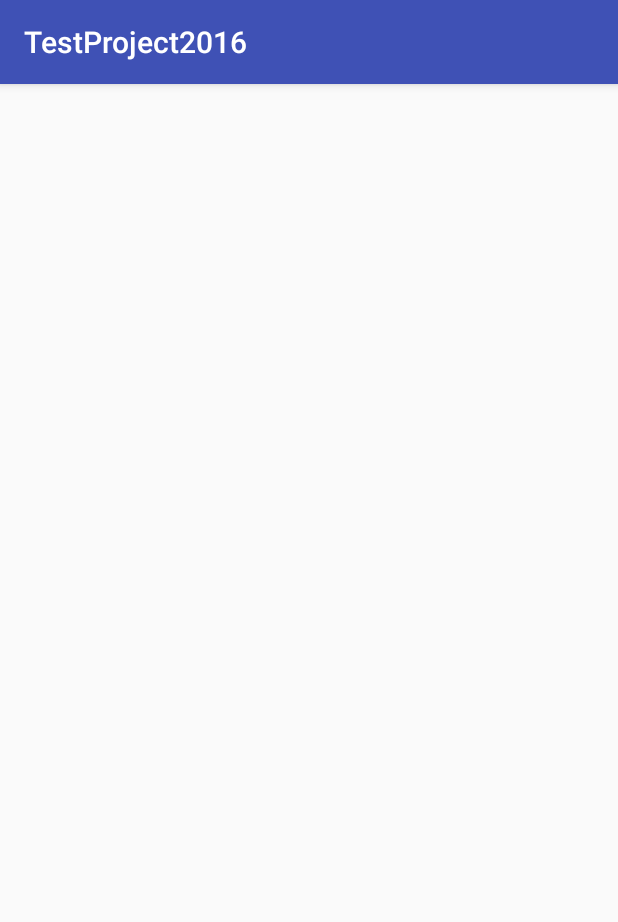
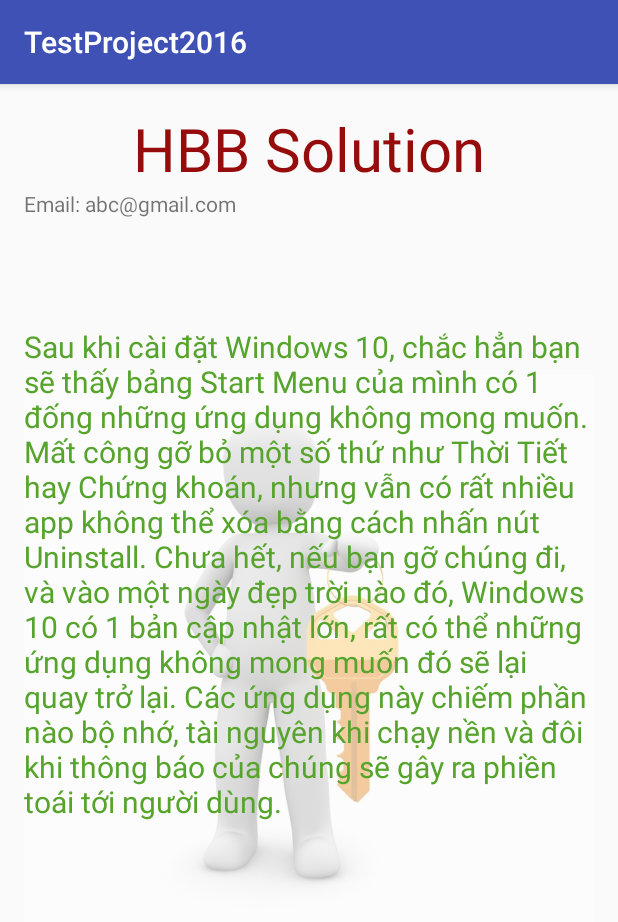
Before and after one commit to Haitrancntt/TestProject2016, an Android app: the AboutUsActivity screen opened directly, with no data from a screen before it, on a phone screen of 412 x 824 dp. Shown: the top 922 px of the screen. Run offline under Robolectric (Android 15) with nearby library versions, the phone set to English and light mode, and no system bars.

Commit message:
update detailed

```diff
--- a/app/src/main/res/layout/activity_about_us.xml
+++ b/app/src/main/res/layout/activity_about_us.xml
@@ -1,5 +1,5 @@
 <?xml version="1.0" encoding="utf-8"?>
-<LinearLayout xmlns:android="http://schemas.android.com/apk/res/android"
+<FrameLayout xmlns:android="http://schemas.android.com/apk/res/android"
     xmlns:tools="http://schemas.android.com/tools"
     android:id="@+id/activity_about_us"
     android:layout_width="match_parent"
@@ -11,4 +11,59 @@
     android:paddingTop="@dimen/activity_vertical_margin"
     tools:context="com.example.haitr.testproject2016.Main.MainApp.AboutUsActivity">
 
-</LinearLayout>
+    <ImageView
+        android:id="@+id/img"
+        android:layout_width="match_parent"
+        android:layout_height="match_parent"
+        android:alpha="0.5"
+        android:src="@drawable/aboutus" />
+
+    <LinearLayout
+        android:layout_width="match_parent"
+        android:layout_height="match_parent"
+        android:orientation="vertical">
+
+        <TextView
+            android:layout_width="wrap_content"
+            android:layout_height="wrap_content"
+            android:layout_alignParentTop="true"
+            android:layout_centerHorizontal="true"
+            android:layout_gravity="center_horizontal"
+            android:fontFamily="sans-serif-thin"
+            android:text="HBB Solution"
+            android:textColor="#960c0c"
+            android:textSize="40dp"
+            android:textStyle="bold" />
+
+        <TextView
+            android:id="@+id/text_Email"
+            android:layout_width="wrap_content"
+            android:layout_height="wrap_content"
+            android:layout_alignParentBottom="true"
+            android:layout_centerHorizontal="true"
+            android:layout_gravity="bottom"
+            android:layout_marginBottom="72dp"
+            android:text="Email: abc@gmail.com" />
+
+        <ScrollView
+            android:layout_width="wrap_content"
+            android:layout_height="wrap_content">
+
+            <TextView
+                android:id="@+id/textView3"
+                android:layout_width="wrap_content"
+                android:layout_height="wrap_content"
+                android:layout_below="@+id/text_Email"
+                android:layout_centerHorizontal="true"
+                android:text="Sau khi cài đặt Windows 10, chắc hẳn bạn sẽ thấy bảng Start Menu của mình có 1 đống những ứng dụng không mong muốn. Mất công gỡ bỏ một số thứ như Thời Tiết hay Chứng khoán, nhưng vẫn có rất nhiều app không thể xóa bằng cách nhấn nút Uninstall.
+Chưa hết, nếu bạn gỡ chúng đi, và vào một ngày đẹp trời nào đó, Windows 10 có 1 bản cập nhật lớn, rất có thể những ứng dụng không mong muốn đó sẽ lại quay trở lại.
+Các ứng dụng này chiếm phần nào bộ nhớ, tài nguyên khi chạy nền và đôi khi thông báo của chúng sẽ gây ra phiền toái tới người dùng."
+                android:textColor="#56a42c"
+                android:textSize="20dp" />
+
+        </ScrollView>
+
+    </LinearLayout>
+
+
+</FrameLayout>
--- a/app/src/main/res/layout/activity_detailed.xml
+++ b/app/src/main/res/layout/activity_detailed.xml
@@ -49,7 +49,7 @@
             android:background="@drawable/round_profile"
             android:fontFamily="casual"
             android:onClick="btn_Click"
-            android:text="User Profile"
+            android:text="Signout"
             android:textColor="#FFFFFF" />
     </RelativeLayout>
 
```
Also changed, not shown: app/src/main/java/com/example/haitr/testproject2016/Main/Detailed/BarDetailedActivity.java (+21 -40 lines), app/src/main/java/com/example/haitr/testproject2016/Main/MainApp/DetailedActivity.java (+8 -12 lines), app/src/main/java/com/example/haitr/testproject2016/Main/MainApp/MapsActivity.java (+46 -22 lines), app/src/main/res/layout/activity_bar_deatailed.xml (+21 -0 lines), app/src/main/res/drawable/aboutus.jpg (added).
